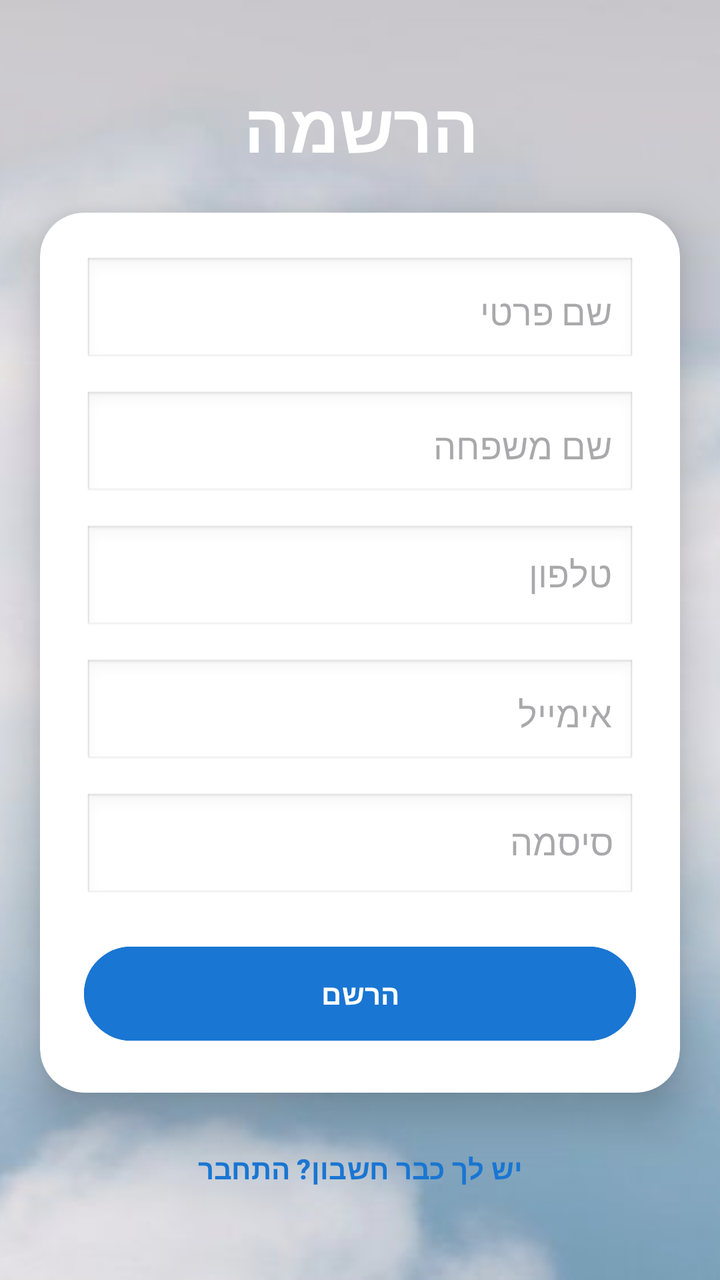
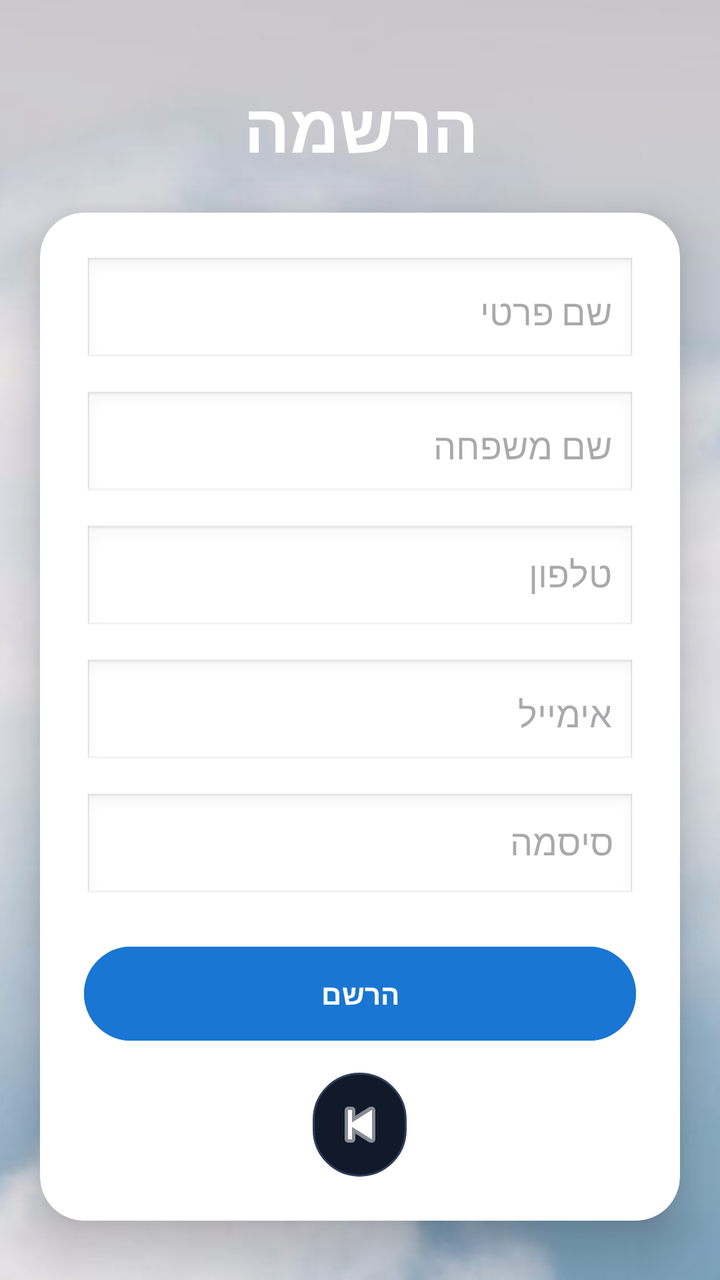

An Android layout rendered at two revisions. The XML below is the earlier revision; the diff shows what the commit changed to produce the second picture.
<!-- AndroidManifest.xml: application theme Theme.ProjectX -->
<!-- res/layout/activity_register.xml -->
<?xml version="1.0" encoding="utf-8"?>
<androidx.constraintlayout.widget.ConstraintLayout
    xmlns:android="http://schemas.android.com/apk/res/android"
    xmlns:app="http://schemas.android.com/apk/res-auto"
    android:id="@+id/main"
    android:layout_width="match_parent"
    android:layout_height="match_parent">

    
    <ImageView
        android:id="@+id/backgroundImage"
        android:layout_width="0dp"
        android:layout_height="0dp"
        android:src="@drawable/back2"
        android:scaleType="centerCrop"
        app:layout_constraintTop_toTopOf="parent"
        app:layout_constraintBottom_toBottomOf="parent"
        app:layout_constraintStart_toStartOf="parent"
        app:layout_constraintEnd_toEndOf="parent"/>

    
    <View
        android:layout_width="0dp"
        android:layout_height="0dp"
        android:background="#11000000"
        app:layout_constraintTop_toTopOf="parent"
        app:layout_constraintBottom_toBottomOf="parent"
        app:layout_constraintStart_toStartOf="parent"
        app:layout_constraintEnd_toEndOf="parent"/>

    
    <TextView
        android:id="@+id/tvTitle"
        android:layout_width="wrap_content"
        android:layout_height="wrap_content"
        android:text="הרשמה"
        android:textSize="34sp"
        android:textStyle="bold"
        android:textColor="#FFFFFF"
        app:layout_constraintTop_toTopOf="parent"
        app:layout_constraintStart_toStartOf="parent"
        app:layout_constraintEnd_toEndOf="parent"
        android:layout_marginTop="40dp"/>

    
    <androidx.cardview.widget.CardView
        android:id="@+id/registerCard"
        android:layout_width="0dp"
        android:layout_height="wrap_content"
        android:layout_margin="20dp"
        app:cardCornerRadius="22dp"
        app:cardElevation="14dp"
        app:cardBackgroundColor="#FFFFFF"
        app:layout_constraintTop_toBottomOf="@id/tvTitle"
        app:layout_constraintStart_toStartOf="parent"
        app:layout_constraintEnd_toEndOf="parent">

        <LinearLayout
            android:layout_width="match_parent"
            android:layout_height="wrap_content"
            android:orientation="vertical"
            android:padding="22dp">

            <EditText
                android:id="@+id/Fname"
                android:layout_width="match_parent"
                android:layout_height="55dp"
                android:hint="שם פרטי"
                android:padding="12dp"
                android:background="@android:drawable/edit_text"
                android:layout_marginBottom="12dp"/>

            <EditText
                android:id="@+id/Lname"
                android:layout_width="match_parent"
                android:layout_height="55dp"
                android:hint="שם משפחה"
                android:padding="12dp"
                android:background="@android:drawable/edit_text"
                android:layout_marginBottom="12dp"/>

            <EditText
                android:id="@+id/Phone"
                android:layout_width="match_parent"
                android:layout_height="55dp"
                android:hint="טלפון"
                android:inputType="phone"
                android:padding="12dp"

                android:gravity="right"
                android:background="@android:drawable/edit_text"
                android:layout_marginBottom="12dp"/>

            <EditText
                android:id="@+id/Email"
                android:layout_width="match_parent"
                android:layout_height="55dp"
                android:hint="אימייל"
                android:inputType="textEmailAddress"
                android:padding="12dp"
                android:background="@android:drawable/edit_text"
                android:layout_marginBottom="12dp"/>

            <EditText
                android:id="@+id/Password"
                android:layout_width="match_parent"
                android:layout_height="55dp"
                android:hint="סיסמה"
                android:inputType="textPassword"
                android:padding="12dp"
                android:gravity="right"
                android:background="@android:drawable/edit_text"
                android:layout_marginBottom="18dp"/>

            <Button
                android:id="@+id/btnRegister"
                android:layout_width="match_parent"
                android:layout_height="55dp"
                android:text="הרשם"
                android:textStyle="bold"
                android:textColor="#FFFFFF"
                android:backgroundTint="#1976D2"/>
        </LinearLayout>

    </androidx.cardview.widget.CardView>

    
    <Button
        android:id="@+id/tblogin"
        android:layout_width="wrap_content"
        android:layout_height="wrap_content"
        android:text="יש לך כבר חשבון? התחבר"
        android:textColor="#1976D2"
        android:background="@android:color/transparent"
        android:textStyle="bold"
        android:layout_marginTop="14dp"
        app:layout_constraintTop_toBottomOf="@id/registerCard"
        app:layout_constraintStart_toStartOf="parent"
        app:layout_constraintEnd_toEndOf="parent"/>

</androidx.constraintlayout.widget.ConstraintLayout>
<!-- resources referenced by this layout -->
<resources>
  <!-- drawable back2: jpg bitmap (drawable, 23840 bytes) -->
  <style name="Theme.ProjectX" parent="Base.Theme.ProjectX" />
  <style name="Base.Theme.ProjectX" parent="Theme.Material3.DayNight.NoActionBar">
          
          
      </style>
</resources>

<!-- the commit's change to res/layout/activity_register.xml (unified diff, before → after) -->
@@ -120,6 +120,16 @@
                 android:textStyle="bold"
                 android:textColor="#FFFFFF"
                 android:backgroundTint="#1976D2"/>
+            <ImageButton
+                android:id="@+id/btnBack"
+                android:layout_width="47dp"
+                android:layout_height="52dp"
+                android:layout_gravity="center"
+                android:layout_marginTop="12dp"
+                android:background="@drawable/btn_circle_dark"
+                android:scaleType="centerInside"
+                android:src="@android:drawable/ic_media_previous"
+                app:tint="#FFFFFF" />
         </LinearLayout>
 
     </androidx.cardview.widget.CardView>
<!-- resource entries referenced after the edit -->
@@ -1,6 +1,13 @@
 <!-- resources referenced by this layout -->
 <resources>
   <!-- drawable back2: jpg bitmap (drawable, 23840 bytes) -->
+  <!-- drawable btn_circle_dark (drawable) -->
+  <?xml version="1.0" encoding="utf-8"?>
+  <shape xmlns:android="http://schemas.android.com/apk/res/android">
+      <solid android:color="#121A2A"/>
+      <corners android:radius="50dp"/>
+      <stroke android:width="1dp" android:color="#2F3E5C"/>
+  </shape>
   <style name="Theme.ProjectX" parent="Base.Theme.ProjectX" />
   <style name="Base.Theme.ProjectX" parent="Theme.Material3.DayNight.NoActionBar">
           
